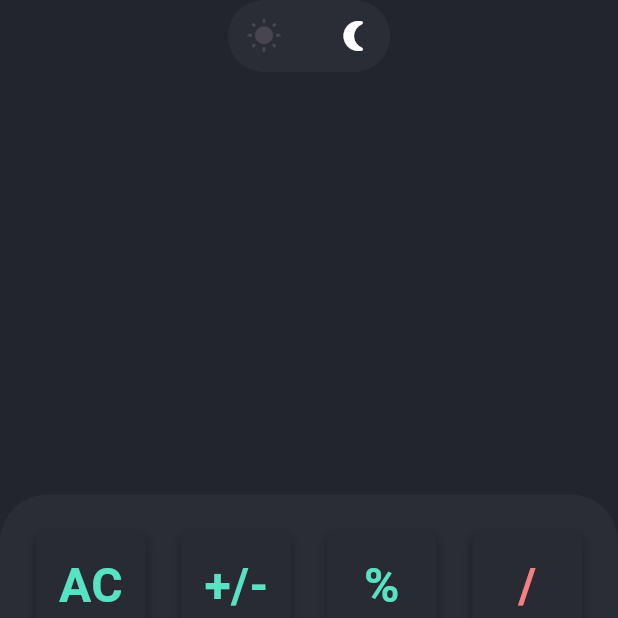
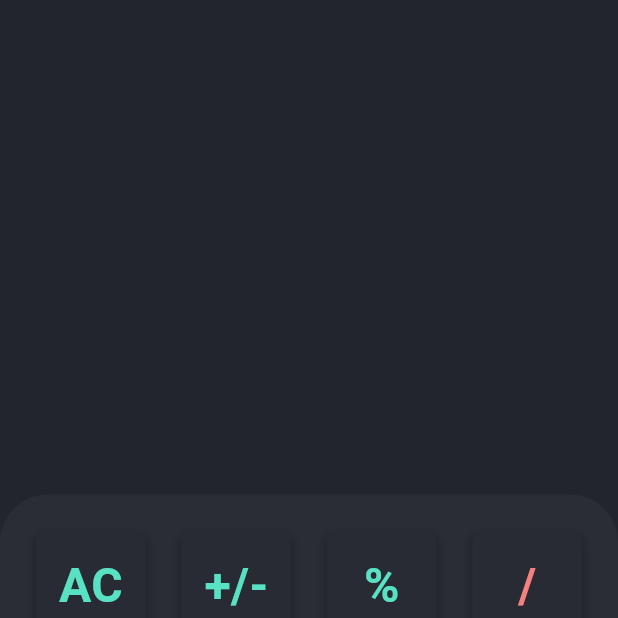
Before and after one commit to youssefhedefa/CognoRise-Infotech, a Flutter app: the screen it shows after launch, on a phone screen of 412 x 824 dp, the top half of it. Run offline on Flutter 3.47's test engine with Material 3 defaults, Android fonts, the phone set to English and light mode, and no system bars.

Commit message:
Finish application.

```diff
--- a/lib/ui/calculator_screen.dart
+++ b/lib/ui/calculator_screen.dart
@@ -1,6 +1,5 @@
 import 'package:calculator/helpers/color_helper.dart';
 import 'package:calculator/ui/widgets/calculator_body.dart';
-import 'package:calculator/ui/widgets/custom_switch_mode.dart';
 import 'package:flutter/material.dart';
 
 class CalculatorScreen extends StatelessWidget {
@@ -11,13 +10,7 @@ class CalculatorScreen extends StatelessWidget {
     return const Scaffold(
       backgroundColor: AppDarkColorsHelper.blackColor,
       body: SafeArea(
-        child: Stack(
-          alignment: Alignment.topCenter,
-          children: [
-            CalculatorBody(),
-            CustomSwitchButton(),
-          ],
-        ),
+        child: CalculatorBody(),
       ),
     );
   }
--- a/lib/ui/widgets/custom_switch_mode.dart
+++ /dev/null
@@ -1,36 +0,0 @@
-import 'package:calculator/helpers/color_helper.dart';
-import 'package:flutter/material.dart';
-
-class CustomSwitchButton extends StatelessWidget {
-  const CustomSwitchButton({super.key});
-
-  @override
-  Widget build(BuildContext context) {
-    return Container(
-      decoration: BoxDecoration(
-        color: AppDarkColorsHelper.lightBlackColor,
-        borderRadius: BorderRadius.circular(30),
-      ),
-      child: Row(
-        mainAxisAlignment: MainAxisAlignment.center,
-        mainAxisSize: MainAxisSize.min,
-        children: [
-          IconButton(
-            onPressed: () {},
-            icon: const Icon(
-              Icons.wb_sunny,
-            ),
-          ),
-          const SizedBox(width: 12),
-          IconButton(
-            onPressed: () {},
-            icon: const Icon(
-              Icons.nightlight_round,
-              color: AppDarkColorsHelper.whiteColor,
-            ),
-          ),
-        ],
-      ),
-    );
-  }
-}
```
